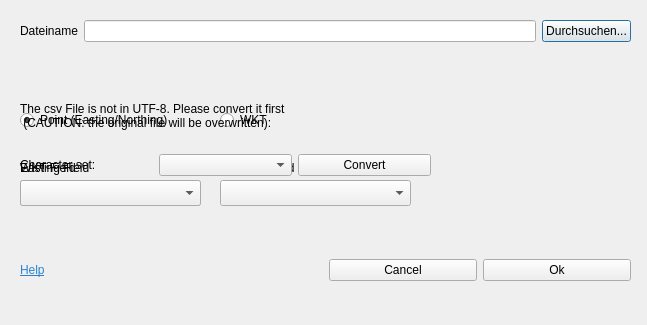
Old version of the form geocsv_dialog_new.ui in the repository geometalab/Editable-GeoCSV-QGIS-Plugin.
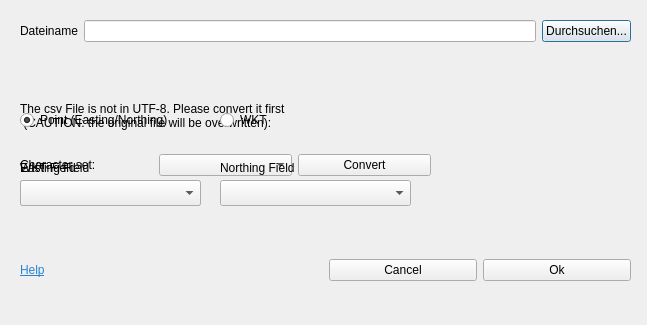
New version of the form.

Commit message: implemented minor design changes

Diff of the .ui file:
```diff
--- a/geocsv_dialog_new.ui
+++ b/geocsv_dialog_new.ui
@@ -169,7 +169,7 @@
       <rect>
        <x>0</x>
        <y>10</y>
-       <width>91</width>
+       <width>201</width>
        <height>16</height>
       </rect>
      </property>
@@ -182,7 +182,7 @@
       <rect>
        <x>200</x>
        <y>10</y>
-       <width>91</width>
+       <width>221</width>
        <height>16</height>
       </rect>
      </property>
@@ -301,6 +301,10 @@
     </item>
    </layout>
   </widget>
+  <zorder>gridLayoutWidget</zorder>
+  <zorder>charsetWidget</zorder>
+  <zorder>horizontalLayoutWidget_2</zorder>
+  <zorder>geometryWidget</zorder>
  </widget>
  <resources/>
  <connections/>
```
